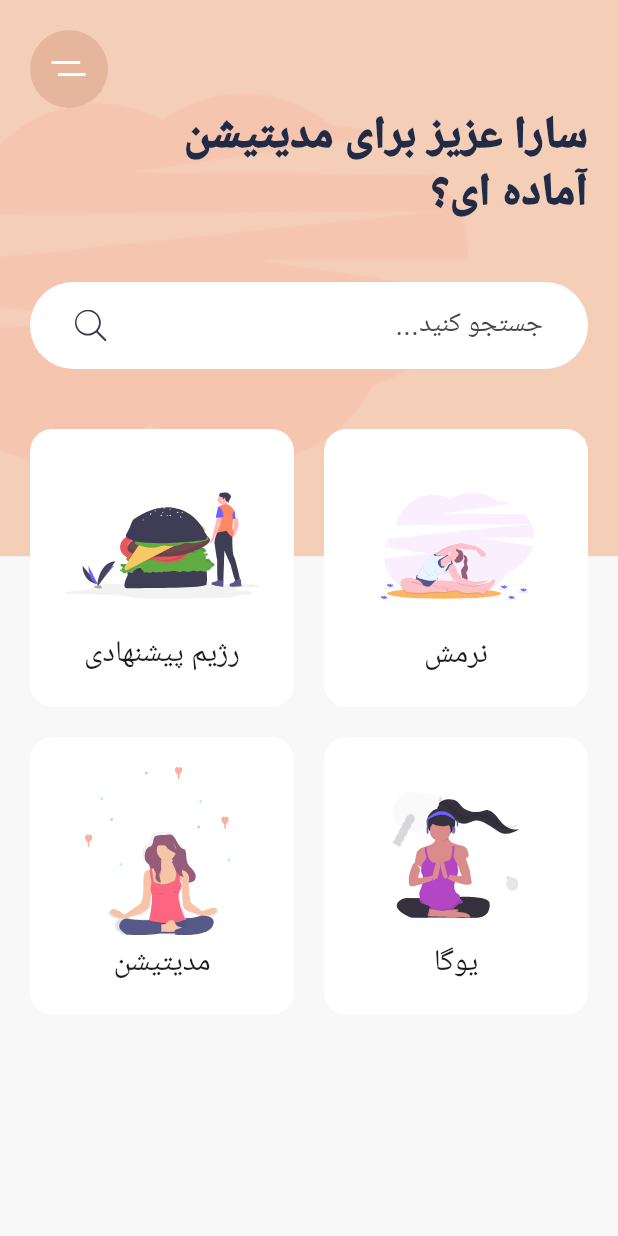
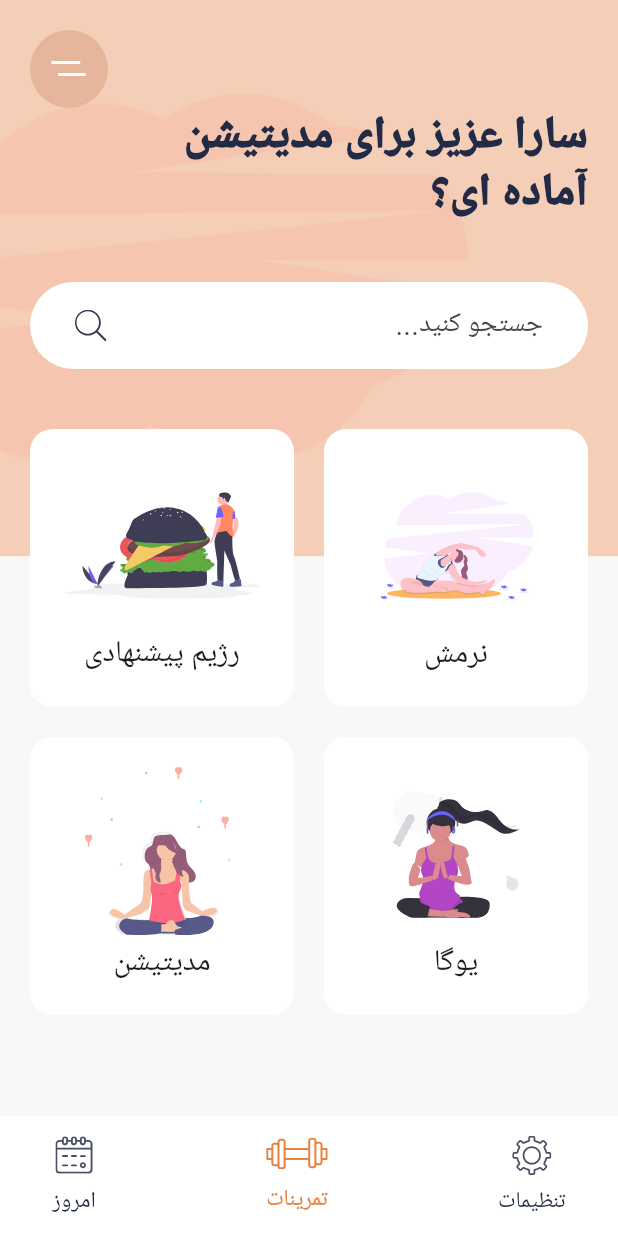
Before and after one commit to Shiroyaksha666/MeditationApp, a Flutter app: the screen it shows after launch, on a phone screen of 412 x 824 dp. Run offline on Flutter 3.47's test engine with Material 3 defaults, Android fonts, the phone set to English and light mode, and no system bars; our stand-ins replace flutter_svg.

Commit message:
first page

```diff
--- a/lib/main.dart
+++ b/lib/main.dart
@@ -37,6 +37,31 @@ class _HomescreenState extends State<Homescreen> {
   Widget build(BuildContext context) {
     Size size = MediaQuery.of(context).size;
     return Scaffold(
+      bottomNavigationBar: Container(
+        height: 80,
+        padding: const EdgeInsets.symmetric(vertical: 10, horizontal: 35),
+        color: Colors.white,
+        child: const Row(
+          mainAxisAlignment: MainAxisAlignment.spaceBetween,
+          children: <Widget>[
+            NavigationIconMaker(
+              title: 'امروز',
+              svgsrc: 'assets/icons/calendar.svg',
+              isActive: false,
+            ),
+            NavigationIconMaker(
+              title: 'تمرینات',
+              svgsrc: 'assets/icons/gym.svg',
+              isActive: true,
+            ),
+            NavigationIconMaker(
+              title: 'تنظیمات',
+              svgsrc: 'assets/icons/Settings.svg',
+              isActive: false,
+            ),
+          ],
+        ),
+      ),
       body: Stack(
         children: <Widget>[
           Container(
--- a/lib/widgets/widgets.dart
+++ b/lib/widgets/widgets.dart
@@ -50,3 +50,35 @@ class GridMaker extends StatelessWidget {
     );
   }
 }
+
+class NavigationIconMaker extends StatelessWidget {
+  final String title;
+  final String svgsrc;
+  final VoidCallback? press;
+  final bool isActive;
+  const NavigationIconMaker({
+    super.key,
+    required this.svgsrc,
+    required this.title,
+    this.press,
+    required this.isActive,
+  });
+
+  @override
+  Widget build(BuildContext context) {
+    return Column(
+      mainAxisAlignment: MainAxisAlignment.spaceAround,
+      children: <Widget>[
+        SvgPicture.asset(svgsrc),
+        Text(
+          title,
+          textAlign: TextAlign.center,
+          style: TextStyle(
+            fontSize: 15,
+            color: isActive ? kActiveIconColor : kTextColor,
+          ),
+        ),
+      ],
+    );
+  }
+}
```
